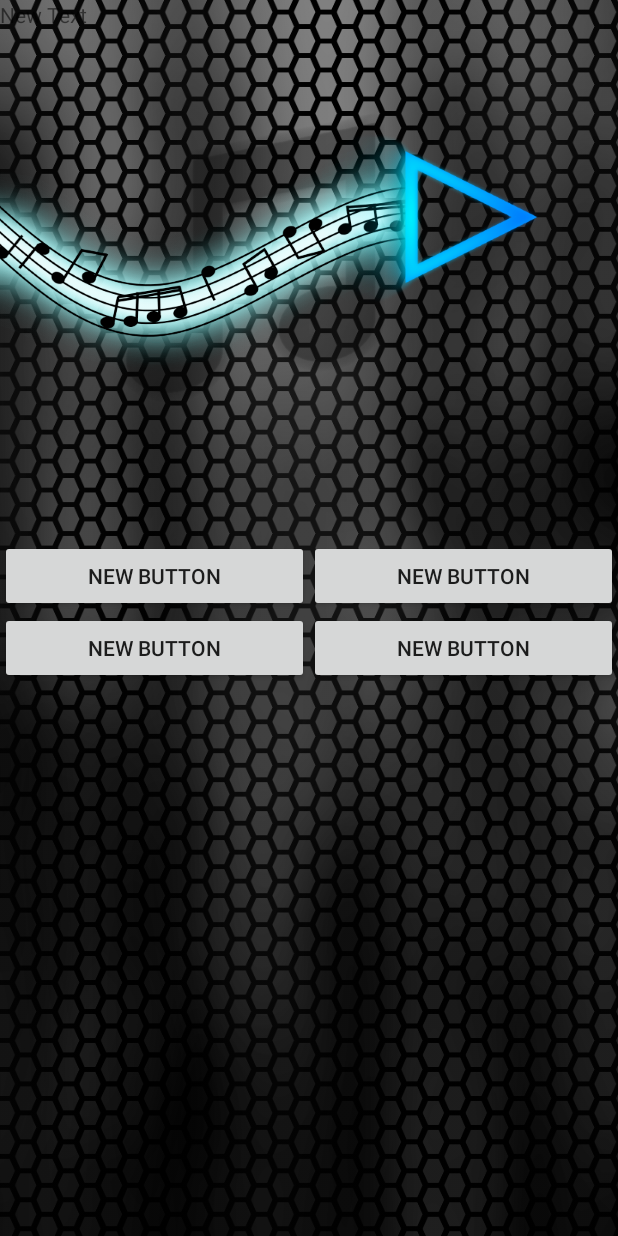
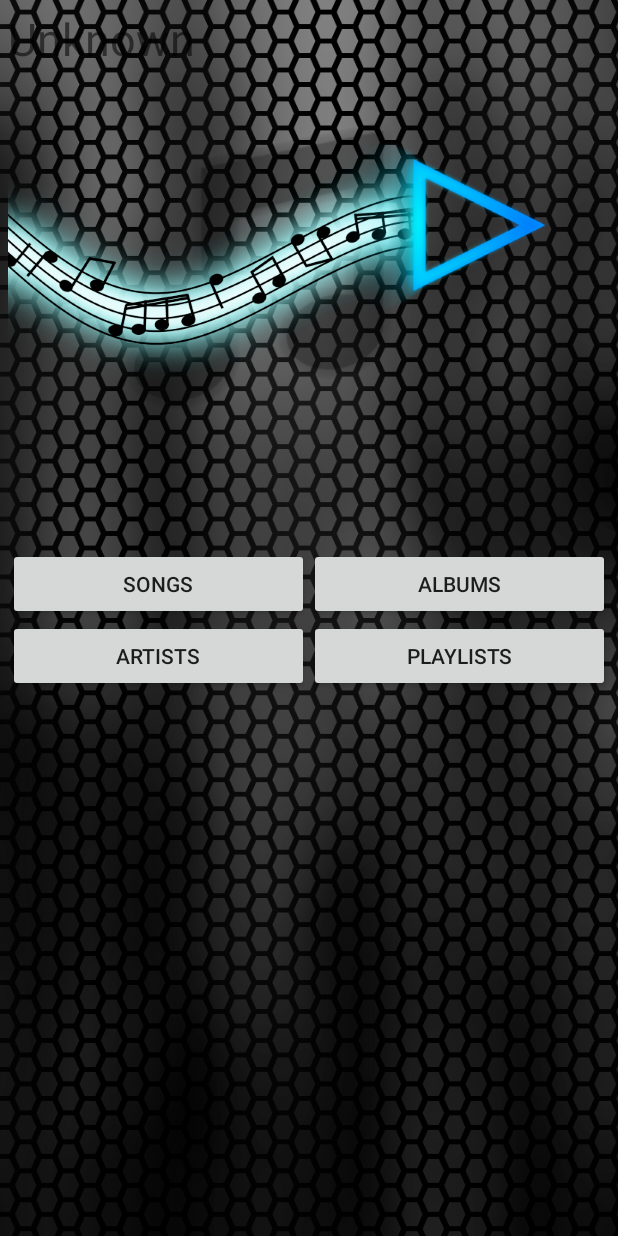
Before and after one commit to AeternusSamurai/frequencymusicplayer, an Android app: the layout activity_main.xml on its own in the app's theme, with its tools: preview values and no code run, on a phone screen of 412 x 824 dp. Run offline under Robolectric (Android 15) with nearby library versions, the light colour scheme and no system bars.

Commit message:
Start of UI updates

```diff
--- a/app/src/main/java/aeternussamurai/frequencymusicplayerv2/MainActivity.java
+++ b/app/src/main/java/aeternussamurai/frequencymusicplayerv2/MainActivity.java
@@ -65,15 +65,19 @@ public class MainActivity extends Activity{
 	@Override
 	protected void onCreate(Bundle savedInstanceState) {
 		super.onCreate(savedInstanceState);
-
+        setContentView(R.layout.activity_main);
+        // TODO create images to be the backgrounds for the main screen buttons
 	}
 
 	@Override
 	protected void onStart() {
+
+        super.onStart();
 	}
 
 	@Override
 	protected void onResume() {
+        super.onResume();
 	}
 
 	@Override
@@ -134,13 +138,13 @@ public class MainActivity extends Activity{
 
 	@Override
 	protected void onPause() {
-		unregisterReceiver(receiver);
+		//unregisterReceiver(receiver);
 		super.onPause();
 	}
 
 	@Override
 	protected void onSaveInstanceState(Bundle outState) {
-
+        super.onSaveInstanceState(outState);
 	}
 
 	@Override
--- a/app/src/main/res/layout/activity_main.xml
+++ b/app/src/main/res/layout/activity_main.xml
@@ -4,7 +4,8 @@
     xmlns:android="http://schemas.android.com/apk/res/android"
     android:orientation="vertical"
     android:background="@drawable/fmp_background_v2"
-    android:id="@+id/main_layout">
+    android:id="@+id/main_layout"
+    android:padding="5dp">
 
     <RelativeLayout
         android:layout_width="fill_parent"
@@ -23,13 +24,14 @@
             android:src="@drawable/no_album_image_v2" />
 
         <TextView
-            android:layout_width="wrap_content"
+            android:layout_width="match_parent"
             android:layout_height="wrap_content"
-            android:text="New Text"
-            android:id="@+id/textView"
+            android:text="@string/unknown_string"
+            android:id="@+id/current_song_title"
             android:layout_alignParentTop="true"
             android:layout_alignParentLeft="true"
-            android:layout_alignParentStart="true" />
+            android:layout_alignParentStart="true"
+            android:textSize="30sp" />
     </RelativeLayout>
 
     <RelativeLayout
@@ -53,15 +55,15 @@
             <Button
                 android:layout_width="0dp"
                 android:layout_height="wrap_content"
-                android:text="New Button"
-                android:id="@+id/button3"
+                android:text="@string/song_button"
+                android:id="@+id/songs_button"
                 android:layout_weight=".5" />
 
             <Button
                 android:layout_width="0dp"
                 android:layout_height="wrap_content"
-                android:text="New Button"
-                android:id="@+id/button4"
+                android:text="@string/albums_button"
+                android:id="@+id/albums_button"
                 android:layout_weight=".5" />
         </LinearLayout>
 
@@ -78,15 +80,15 @@
             <Button
                 android:layout_width="0dp"
                 android:layout_height="wrap_content"
-                android:text="New Button"
-                android:id="@+id/button"
+                android:text="@string/artists_button"
+                android:id="@+id/artist_button"
                 android:layout_weight=".5" />
 
             <Button
                 android:layout_width="0dp"
                 android:layout_height="wrap_content"
-                android:text="New Button"
-                android:id="@+id/button2"
+                android:text="@string/playlists_button"
+                android:id="@+id/playlists_button"
                 android:layout_weight=".5" />
         </LinearLayout>
     </RelativeLayout>
--- a/app/src/main/res/layout/activity_now_playing.xml
+++ b/app/src/main/res/layout/activity_now_playing.xml
@@ -226,7 +226,7 @@
         android:layout_height="wrap_content"
         android:layout_alignParentBottom="true"
         android:layout_below="@+id/LinearLayout2"
-        android:background="@android:color/background_dark"
+        android:background="@drawable/dark_gray_transparent"
         android:orientation="horizontal" >
 
         <TextView
--- a/app/src/main/res/values/strings.xml
+++ b/app/src/main/res/values/strings.xml
@@ -31,6 +31,10 @@
     <string name="show_playlist">Show Playlist</string>
     <string name="image">Image</string>
     <string name="init_song_pos">1</string>
+    <string name="song_button">Songs</string>
+    <string name="albums_button">Albums</string>
+    <string name="artists_button">Artists</string>
+    <string name="playlists_button">Playlists</string>
 
     <string name="hello_world">Hello world!</string>
 
```
Also changed, not shown: 1 other file.
